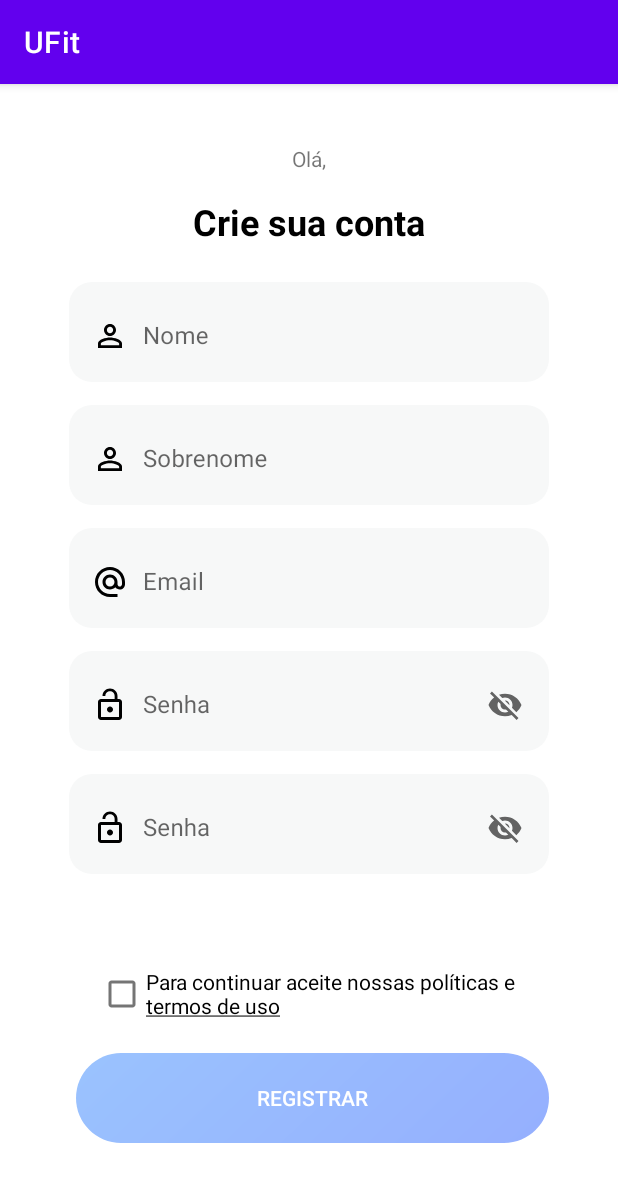
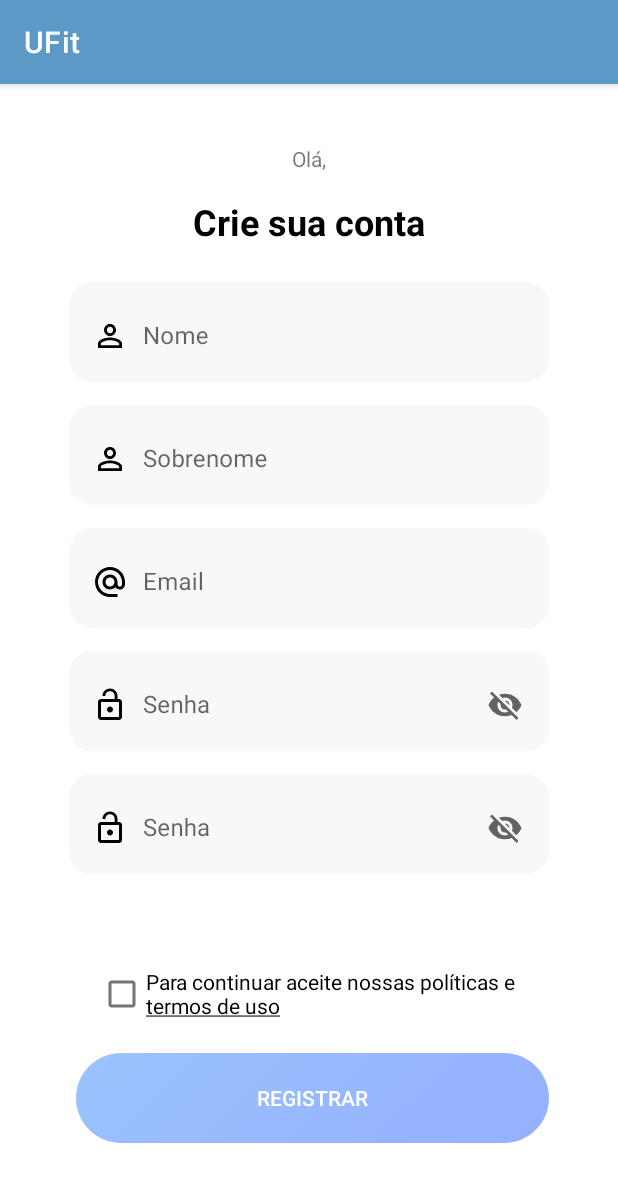
Before and after one commit to IgorMontezuma20/Ufit, an Android app: the screen it shows after launch (MainActivity), after a tap on an icon or button, on a phone screen of 412 x 824 dp. Shown: the top 1182 px of the screen. Run offline under Robolectric (Android 15) with nearby library versions, the phone set to English and light mode, and no system bars; our stand-ins replace Dagger/Hilt's generated code, navigation-ui; network calls fail; 2 other taps on this screen came first.

Commit message:
animacao de carregamento adicionada / alteracao no tema do app

```diff
--- a/app/build.gradle
+++ b/app/build.gradle
@@ -108,4 +108,7 @@ dependencies {
 
     // Jsoup
     implementation 'org.jsoup:jsoup:1.13.1'
+
+    //Loading animation
+    implementation 'com.github.ybq:Android-SpinKit:1.4.0'
 }
--- a/app/src/main/res/values/themes.xml
+++ b/app/src/main/res/values/themes.xml
@@ -2,7 +2,7 @@
     <!-- Base application theme. -->
     <style name="Theme.UFit" parent="Theme.MaterialComponents.DayNight.DarkActionBar">
         <!-- Primary brand color. -->
-        <item name="colorPrimary">@color/purple_500</item>
+        <item name="colorPrimary">@color/blue_700</item>
         <item name="colorPrimaryVariant">@color/purple_700</item>
         <item name="colorOnPrimary">@color/white</item>
         <!-- Secondary brand color. -->
@@ -10,7 +10,7 @@
         <item name="colorSecondaryVariant">@color/teal_700</item>
         <item name="colorOnSecondary">@color/black</item>
         <!-- Status bar color. -->
-        <item name="android:statusBarColor">?attr/colorPrimaryVariant</item>
+        <item name="android:statusBarColor">@color/blue_700</item>
         <!-- Customize your theme here. -->
     </style>
 </resources>
--- a/settings.gradle
+++ b/settings.gradle
@@ -3,6 +3,7 @@ pluginManagement {
         google()
         mavenCentral()
         gradlePluginPortal()
+        maven { url "https://jitpack.io/" }
     }
 }
 dependencyResolutionManagement {
@@ -10,6 +11,7 @@ dependencyResolutionManagement {
     repositories {
         google()
         mavenCentral()
+        maven { url "https://jitpack.io/" }
     }
 }
 rootProject.name = "UFit"
```
Also changed, not shown: app/src/main/res/layout/fragment_login.xml (+19 -0 lines).
